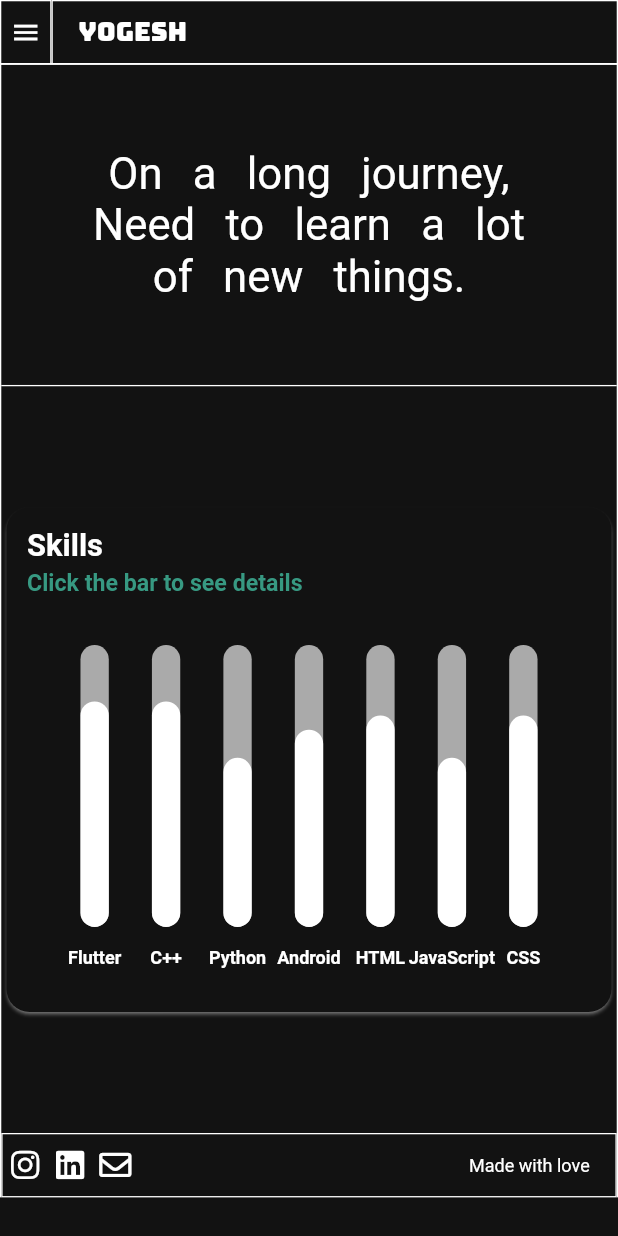
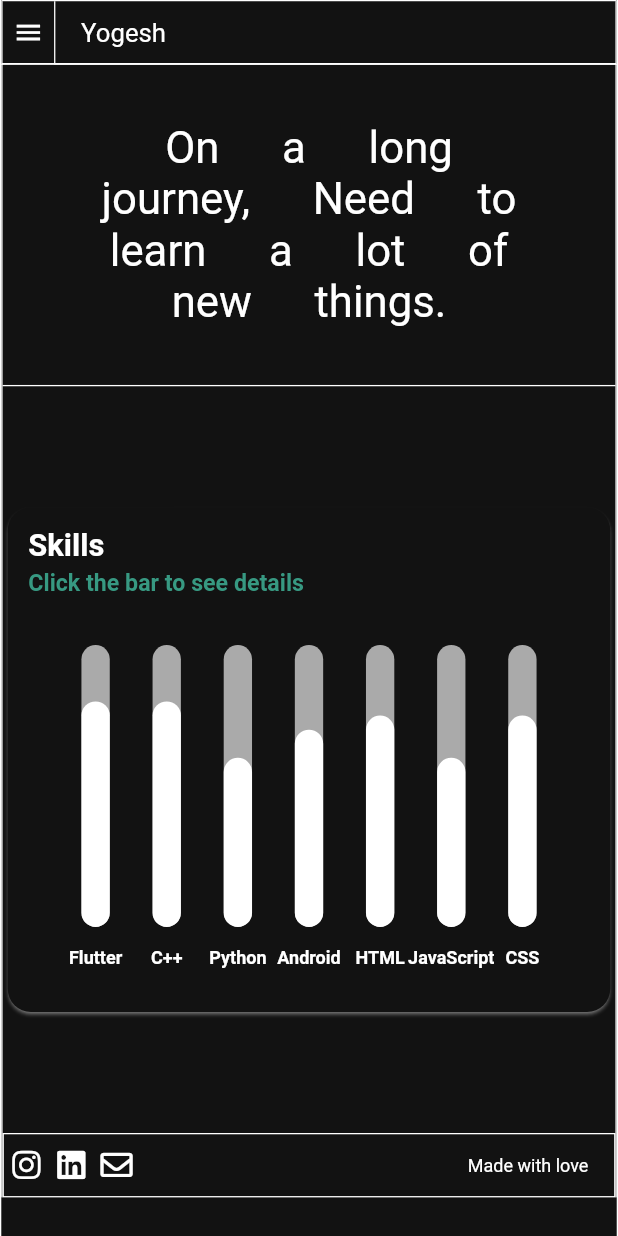
Before and after one commit to Yogeshk4124/yogeshk4124.github.io, a Flutter app: the Skills screen opened directly, on a phone screen of 412 x 824 dp. Run offline on Flutter 3.47's test engine with Material 2 defaults, Android fonts, the phone set to English and light mode, and no system bars; drawn by our look-alikes of fl_chart; our stand-ins replace animated_text_kit, font_awesome_flutter, google_fonts, responsive_framework; missing offline and left inert: flutter_page_transition; network calls fail; Roboto replaces fonts that are missing (Monoton).

Commit message:
major bug fixes

```diff
--- a/lib/Custom/CustomButton.dart
+++ b/lib/Custom/CustomButton.dart
@@ -36,7 +36,9 @@ class _CustomButtonState extends State<CustomButton> {
           padding: EdgeInsets.all(10),
           decoration: BoxDecoration(
             color: shadow,
-            border: shadow == black ? Border.all(color: bg) : Border(),
+            border: shadow == black
+                ? Border.all(color: bg)
+                : Border.all(color: shadow),
             borderRadius: BorderRadius.circular(10),
             // boxShadow: [
             //   BoxShadow(
--- a/lib/NavBar.dart
+++ b/lib/NavBar.dart
@@ -42,6 +42,13 @@ class _NavBarState extends State<NavBar> with SingleTickerProviderStateMixin {
     return Column(
       children: [
         Container(
+          decoration: BoxDecoration(
+            border: Border(
+              left: BorderSide(color: Colors.white, width: 1),
+              top: BorderSide(color: Colors.white, width: 1),
+              right: BorderSide(color: Colors.white, width: 1),
+            ),
+          ),
           height: 50,
           child: Row(
             crossAxisAlignment: CrossAxisAlignment.stretch,
@@ -61,14 +68,6 @@ class _NavBarState extends State<NavBar> with SingleTickerProviderStateMixin {
                   },
                   child: Container(
                     width: 40,
-                    decoration: BoxDecoration(
-                      border: Border(
-                        left: BorderSide(width: 1.0, color: Colors.white),
-                        right: BorderSide(width: 1.0, color: Colors.white),
-                        top: BorderSide(width: 1.0, color: Colors.white),
-                        bottom: BorderSide(width: 1.0, color: Colors.white),
-                      ),
-                    ),
                     alignment: Alignment.center,
                     child: Icon(
                       Icons.menu,
@@ -87,21 +86,20 @@ class _NavBarState extends State<NavBar> with SingleTickerProviderStateMixin {
                   child: Container(
                     decoration: BoxDecoration(
                       border: Border(
-                        top: BorderSide(color: Colors.white, width: 1),
                         left: BorderSide(color: Colors.white, width: 1),
                         bottom: BorderSide(color: Colors.white, width: 1),
-                        right: BorderSide(color: Colors.white, width: 1),
                       ),
                     ),
                     alignment: Alignment.centerLeft,
                     padding: EdgeInsets.only(left: 20),
                     child: Text(
                       'Yogesh',
-                      style: GoogleFonts.bungee(
+                      style: GoogleFonts.bungeeShade(
                         //rocksalt,arbutus,
                         color: Colors.white,
                         fontSize: 20,
                       ),
+                      textAlign: TextAlign.center,
                     ),
                   ),
                 ),
@@ -274,8 +272,6 @@ class _NavItemState extends State<NavItem> {
           color: kBg,
           border: Border(
             left: BorderSide(width: 1.0, color: Colors.white),
-            right: BorderSide(width: 1.0, color: Colors.white),
-            top: BorderSide(width: 1.0, color: Colors.white),
             bottom: BorderSide(
                 width: 1.0,
                 color: widget.pageNo == widget.cur ? black : Colors.white),
--- a/lib/Pages/Skills.dart
+++ b/lib/Pages/Skills.dart
@@ -22,6 +22,12 @@ class _SkillsState extends State<Skills> {
       backgroundColor: black,
       body: SafeArea(
         child: Container(
+          decoration: BoxDecoration(
+            border: Border(
+              left: BorderSide(color: Colors.white, width: 1),
+              right: BorderSide(color: Colors.white, width: 1),
+            ),
+          ),
           margin: (MediaQuery.of(context).size.width > 700)
               ? EdgeInsets.only(top: 20, left: 40, right: 40, bottom: 10)
               : EdgeInsets.zero,
@@ -32,6 +38,7 @@ class _SkillsState extends State<Skills> {
               ),
               Expanded(
                 child: SingleChildScrollView(
+                  physics: ClampingScrollPhysics(),
                   child: ConstrainedBox(
                     constraints: BoxConstraints(
                         minHeight: MediaQuery.of(context).size.height - 80),
@@ -63,14 +70,11 @@ class _SkillsState extends State<Skills> {
                                 width: MediaQuery.of(context).size.width * 0.8,
                                 alignment: Alignment.center,
                                 child: Text(
-                                  'On a long journey, Need to learn a lot of new things.',
+                                  'On    a    long    journey,    Need    to    learn    a    lot    of    new    things.',
                                   style: GoogleFonts.monoton(
                                     fontSize: 34,
                                     color: Colors.white,
-                                    wordSpacing:
-                                        MediaQuery.of(context).size.width < 480
-                                            ? 200
-                                            : 15,
+                                    wordSpacing: 15,
                                   ),
                                   textAlign: TextAlign.center,
                                 ),
--- a/lib/main.dart
+++ b/lib/main.dart
@@ -30,7 +30,7 @@ class MyApp extends StatelessWidget {
               breakpoints: [
                 ResponsiveBreakpoint.resize(480, name: MOBILE),
                 // ResponsiveBreakpoint.autoScale(800, name: TABLET),
-                ResponsiveBreakpoint.autoScale(700, name: TABLET),
+                ResponsiveBreakpoint.autoScale(800, name: TABLET),
                 // ResponsiveBreakpoint.resize(900, name: TABLET),
                 // ResponsiveBreakpoint.autoScale(900, name: TABLET),
                 ResponsiveBreakpoint.resize(1000, name: DESKTOP),
```
Also changed, not shown: lib/BarChart.dart (+12 -3 lines), lib/CustomBuilder.dart (+11 -0 lines), lib/Pages/MyHomePage.dart (+54 -35 lines), lib/Pages/Projects.dart (+40 -17 lines).
